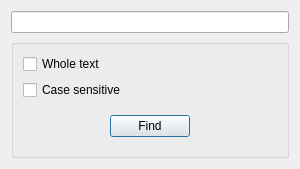
Qt form finddialog.ui (VitalyGladyshev/GB-text-editor) before a commit.
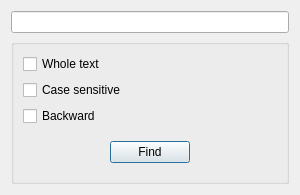
The same form after that commit.

What changed in the file:
```diff
--- a/finddialog.ui
+++ b/finddialog.ui
@@ -7,7 +7,7 @@
     <x>0</x>
     <y>0</y>
     <width>300</width>
-    <height>160</height>
+    <height>186</height>
    </rect>
   </property>
   <property name="sizePolicy">
@@ -19,7 +19,7 @@
   <property name="maximumSize">
    <size>
     <width>16777215</width>
-    <height>160</height>
+    <height>186</height>
    </size>
   </property>
   <property name="windowTitle">
@@ -58,6 +58,13 @@
         </property>
        </widget>
       </item>
+      <item>
+       <widget class="QCheckBox" name="checkBoxBackward">
+        <property name="text">
+         <string>Backward</string>
+        </property>
+       </widget>
+      </item>
       <item>
        <widget class="QWidget" name="widget_2" native="true">
         <property name="sizePolicy">
```
